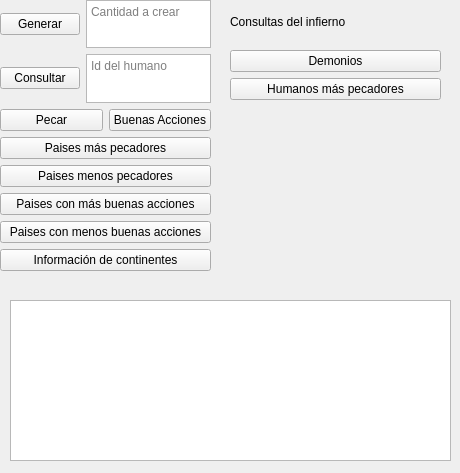
Old version of the form progra2/worldwindow.ui in the repository madri308/Heaven_vs_Hell.
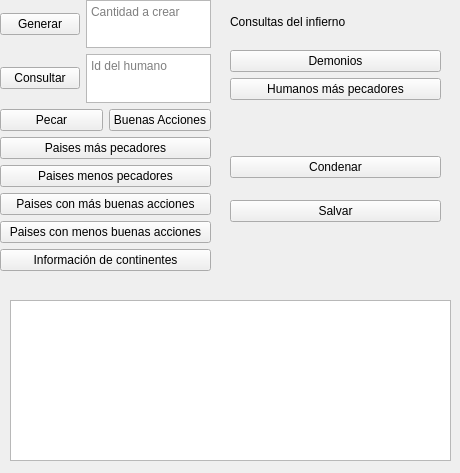
New version of the form. Icons and pictures are not drawn.

```diff
--- a/progra2/worldwindow.ui
+++ b/progra2/worldwindow.ui
@@ -227,6 +227,38 @@
      </item>
     </layout>
    </widget>
+   <widget class="QWidget" name="verticalWidget_3" native="true">
+    <property name="geometry">
+     <rect>
+      <x>230</x>
+      <y>140</y>
+      <width>211</width>
+      <height>100</height>
+     </rect>
+    </property>
+    <property name="minimumSize">
+     <size>
+      <width>100</width>
+      <height>100</height>
+     </size>
+    </property>
+    <layout class="QVBoxLayout" name="verticalLayout_3">
+     <item>
+      <widget class="QPushButton" name="condemn">
+       <property name="text">
+        <string>Condenar</string>
+       </property>
+      </widget>
+     </item>
+     <item>
+      <widget class="QPushButton" name="save">
+       <property name="text">
+        <string>Salvar</string>
+       </property>
+      </widget>
+     </item>
+    </layout>
+   </widget>
   </widget>
  </widget>
  <resources>
```
